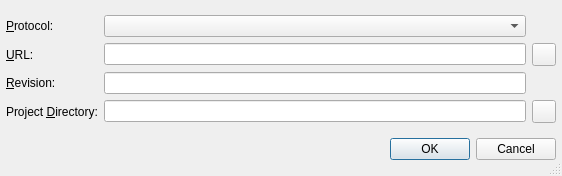
This is Plugins/VcsPlugins/vcsMercurial/HgNewProjectOptionsDialog.ui in testmana2/test as Qt 5 draws it before an edit. The edited form follows.
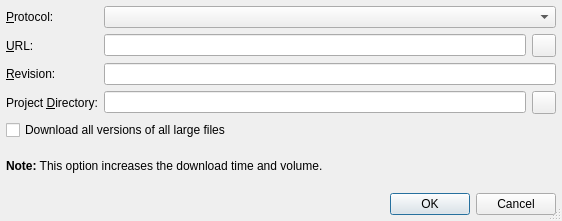
This is the edited form.

The edit to the form file:
```diff
--- a/Plugins/VcsPlugins/vcsMercurial/HgNewProjectOptionsDialog.ui
+++ b/Plugins/VcsPlugins/vcsMercurial/HgNewProjectOptionsDialog.ui
@@ -7,7 +7,7 @@
     <x>0</x>
     <y>0</y>
     <width>562</width>
-    <height>176</height>
+    <height>221</height>
    </rect>
   </property>
   <property name="windowTitle">
@@ -21,8 +21,6 @@
   <property name="sizeGripEnabled">
    <bool>true</bool>
   </property>
-  <layout class="QVBoxLayout" name="verticalLayout">
-   <item>
     <layout class="QGridLayout" name="gridLayout">
      <item row="0" column="0">
       <widget class="QLabel" name="textLabel1">
@@ -34,7 +32,7 @@
        </property>
       </widget>
      </item>
-     <item row="0" column="1">
+   <item row="0" column="1" colspan="2">
       <widget class="QComboBox" name="protocolCombo">
        <property name="toolTip">
         <string>Select the protocol to access the repository</string>
@@ -68,7 +66,7 @@
        </property>
       </widget>
      </item>
-     <item row="2" column="1">
+   <item row="2" column="1" colspan="2">
       <widget class="QLineEdit" name="vcsRevisionEdit">
        <property name="toolTip">
         <string>Enter the revision the new project should be generated from</string>
@@ -110,9 +108,24 @@
      <item row="3" column="2">
       <widget class="QToolButton" name="projectDirButton"/>
      </item>
-    </layout>
+   <item row="4" column="0" colspan="3">
+    <widget class="QCheckBox" name="largeCheckBox">
+     <property name="text">
+      <string>Download all versions of all large files</string>
+     </property>
+    </widget>
    </item>
-   <item>
+   <item row="5" column="0" colspan="3">
+    <widget class="QLabel" name="label">
+     <property name="text">
+      <string>&lt;b&gt;Note:&lt;/b&gt; This option increases the download time and volume.</string>
+     </property>
+     <property name="wordWrap">
+      <bool>true</bool>
+     </property>
+    </widget>
+   </item>
+   <item row="6" column="0" colspan="3">
     <widget class="QDialogButtonBox" name="buttonBox">
      <property name="orientation">
       <enum>Qt::Horizontal</enum>
```
Left out of the diff: 16 changed lines with no effect on the pictures. Lines whose indentation alone changed are shown as unchanged.
